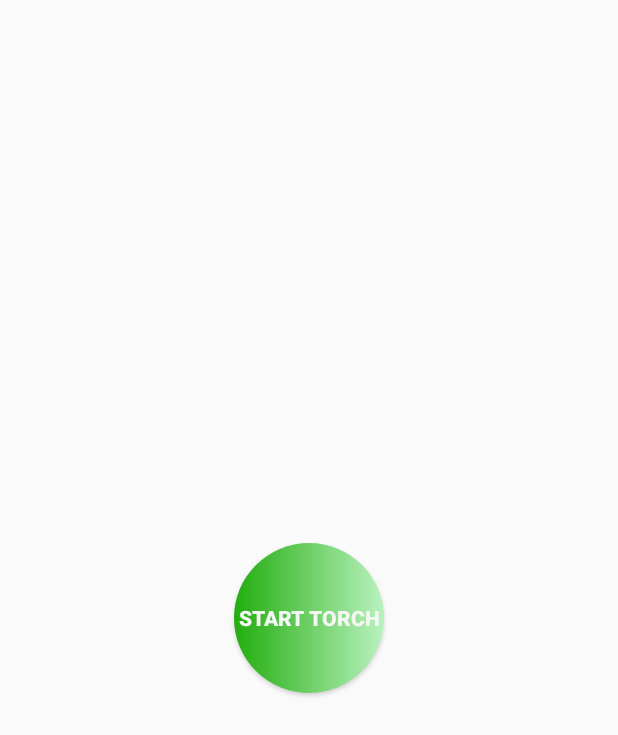
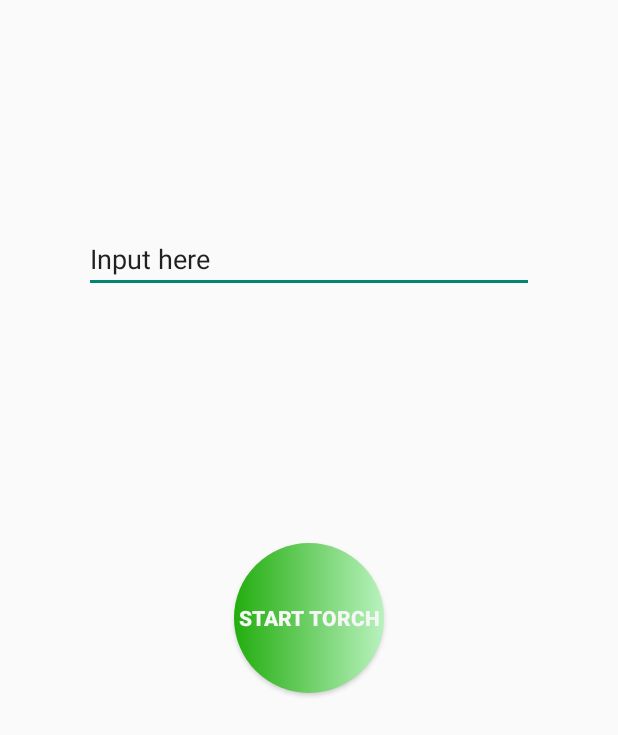
Before and after one commit to leeminghsiu/YoungForest_Google_Hackathon, an Android app: the FlashActivity screen opened directly, with no data from a screen before it, on a phone screen of 412 x 824 dp. Shown: the top 735 px of the screen. Run offline under Robolectric (Android 15) with nearby library versions, the phone set to English and light mode, and no system bars.

Commit message:
almost there (morse to flashlight signals still need improvement)

```diff
--- a/app/src/main/java/com/example/young_forest/FlashActivity.kt
+++ b/app/src/main/java/com/example/young_forest/FlashActivity.kt
@@ -9,23 +9,47 @@ import android.os.Handler
 import android.util.Log
 import android.view.View
 import android.widget.Button
+import android.widget.EditText
 import android.widget.ImageButton
+import android.widget.TextView
 import androidx.annotation.RequiresApi
 import androidx.appcompat.app.AppCompatActivity
 
 class FlashActivity : AppCompatActivity() {
+
+    var engToMorHashMap: HashMap<String, String> = hashMapOf(
+        "a" to ".-", "b" to "-...", "c" to "-.-.", "d" to "-..",
+        "e" to ".", "f" to "..-.", "g" to "--.", "h" to "....",
+        "i" to "..", "j" to ".---", "k" to "-.-", "l" to ".-..",
+        "m" to "--", "n" to "-.", "o" to "---", "p" to ".--.",
+        "q" to "--.-", "r" to ".-.", "s" to "...", "t" to "-",
+        "u" to "..-", "v" to "...-", "w" to ".--", "x" to "-..-",
+        "y" to "-.--", "z" to "--..", "1" to ".----", "2" to "..---",
+        "3" to "...--", "4" to "....-", "5" to ".....", "6" to "-....",
+        "7" to "--...", "8" to "---..", "9" to "----.", "0" to "-----"
+    )
+
+    var morToNumHashMap: HashMap<String, Int> = hashMapOf(
+        "." to 1, "-" to 3, " " to 0
+    )
+
     private val mHandler: Handler = Handler()
     private lateinit var cameraM: CameraManager
     private lateinit var powerBtn: Button
+
+
     var isFlash = false
-    @SuppressLint("MissingInflatedId")
+    @SuppressLint("MissingInflatedId", "WrongViewCast")
     @RequiresApi(Build.VERSION_CODES.M)
     override fun onCreate(savedInstanceState: Bundle?) {
         super.onCreate(savedInstanceState)
         setContentView(R.layout.activity_flashlight)
         powerBtn = findViewById(R.id.torch)
         cameraM = getSystemService(Context.CAMERA_SERVICE) as CameraManager
-        powerBtn.setOnClickListener{buttonClicked(it)}
+        var input: EditText = findViewById(R.id.input)
+        var ori_input = input.text.toString()
+        var nums = morToNums(engTransToMor(ori_input))
+        powerBtn.setOnClickListener{buttonClicked(it, nums)}
     }
 
     @RequiresApi(Build.VERSION_CODES.M)
@@ -44,13 +68,43 @@ class FlashActivity : AppCompatActivity() {
         }
     }
 
-    var nums = arrayOf(1, 3, 1, 0)
+    /**
+     * This fun translate English to Morse Code
+     */
+    private fun engTransToMor(english: String): String{
+        var morse = ""
+        var delimiter = ""
+        val engList = english.split(delimiter)
+        for (letter in engList){
+            if (engToMorHashMap.containsKey(letter)){
+                morse += (engToMorHashMap.get(letter) + " ")
+            }
+        }
+        Log.i("i", morse)
+        return morse
+    }
+
+    private fun morToNums(morse: String): IntArray {
+        val nums = IntArray(morse.length)
+        var delimiter = ""
+        var num: Int = 0
+        var mor_list = morse.split(delimiter)
+        for (cha in mor_list){
+            if(morToNumHashMap.containsKey(cha)){
+                nums.set(num, morToNumHashMap.get(cha)!!)
+                Log.i("i", morToNumHashMap.get(cha).toString())
+                num ++
+            }
+        }
+        return nums
+    }
 
     // LIGHT TIME PATTERN CONTROL
-    fun buttonClicked(view: View?) {
+    fun buttonClicked(view: View?, nums:IntArray) {
         val runnable: Runnable = object : Runnable {
             @RequiresApi(Build.VERSION_CODES.M)
             override fun run() {
+                Log.i("i", nums.toString())
                 for(i in 1..3){
                     for (sec in nums) {
                         if (sec == 0) {
--- a/app/src/main/res/layout/activity_flashlight.xml
+++ b/app/src/main/res/layout/activity_flashlight.xml
@@ -11,10 +11,10 @@
         android:id="@+id/torch"
         android:layout_width="100dp"
         android:layout_height="100dp"
+        android:background="@drawable/morse_input_btn"
         android:text="start torch"
         android:textColor="#f5f7f5"
         android:textStyle="bold"
-        android:background="@drawable/morse_input_btn"
         app:layout_constraintBottom_toBottomOf="parent"
         app:layout_constraintEnd_toEndOf="parent"
         app:layout_constraintHorizontal_bias="0.5"
@@ -22,4 +22,17 @@
         app:layout_constraintTop_toTopOf="parent"
         app:layout_constraintVertical_bias="0.5" />
 
+    <EditText
+        android:id="@+id/input"
+        android:layout_width="300dp"
+        android:layout_height="wrap_content"
+        android:layout_marginTop="150dp"
+        android:ems="10"
+        android:inputType="textPersonName"
+        android:text="Input here"
+        app:layout_constraintEnd_toEndOf="parent"
+        app:layout_constraintHorizontal_bias="0.5"
+        app:layout_constraintStart_toStartOf="parent"
+        app:layout_constraintTop_toTopOf="parent" />
+
 </androidx.constraintlayout.widget.ConstraintLayout>
--- a/app/src/main/res/layout/fragment_eng_to_mor.xml
+++ b/app/src/main/res/layout/fragment_eng_to_mor.xml
@@ -9,12 +9,12 @@
 
     <EditText
         android:id="@+id/engToMorText"
-        android:layout_width="360dp"
+        android:layout_width="300dp"
         android:layout_height="wrap_content"
         android:layout_marginTop="150dp"
         android:ems="10"
         android:inputType="textPersonName"
-        android:text="What do you want to stransfer into Morse?"
+        android:text="Input here"
         app:layout_constraintEnd_toEndOf="parent"
         app:layout_constraintHorizontal_bias="0.5"
         app:layout_constraintStart_toStartOf="parent"
```
